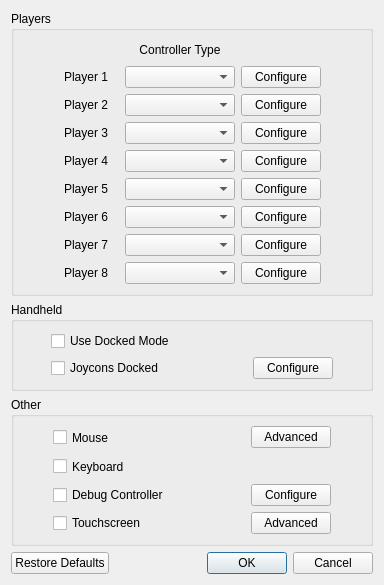
Old version of the form src/yuzu/configuration/configure_input.ui in the repository formylover/yuzu-early-access.
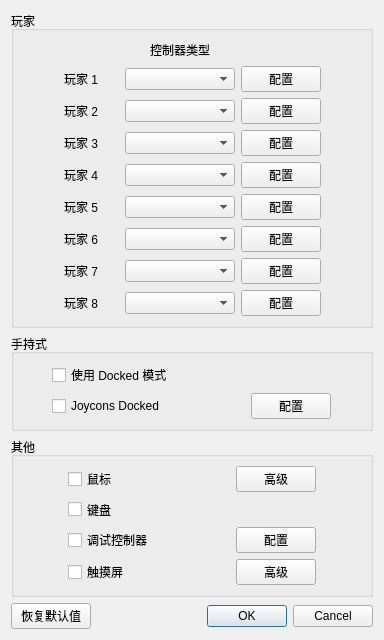
New version of the form.

```diff
--- a/src/yuzu/configuration/configure_input.ui
+++ b/src/yuzu/configuration/configure_input.ui
@@ -19,7 +19,7 @@
      <item>
       <widget class="QGroupBox" name="gridGroupBox_1">
        <property name="title">
-        <string>Players</string>
+        <string>玩家</string>
        </property>
        <layout class="QGridLayout" name="gridLayout">
         <item row="1" column="2">
@@ -35,14 +35,14 @@
         <item row="1" column="3">
          <widget class="QPushButton" name="player1_configure">
           <property name="text">
-           <string>Configure</string>
+           <string>配置</string>
           </property>
          </widget>
         </item>
         <item row="0" column="2">
          <widget class="QLabel" name="label">
           <property name="text">
-           <string>Controller Type</string>
+           <string>控制器类型</string>
           </property>
           <property name="alignment">
            <set>Qt::AlignCenter</set>
@@ -122,49 +122,49 @@
         <item row="2" column="3">
          <widget class="QPushButton" name="player2_configure">
           <property name="text">
-           <string>Configure</string>
+           <string>配置</string>
           </property>
          </widget>
         </item>
         <item row="3" column="3">
          <widget class="QPushButton" name="player3_configure">
           <property name="text">
-           <string>Configure</string>
+           <string>配置</string>
           </property>
          </widget>
         </item>
         <item row="4" column="3">
          <widget class="QPushButton" name="player4_configure">
           <property name="text">
-           <string>Configure</string>
+           <string>配置</string>
           </property>
          </widget>
         </item>
         <item row="5" column="3">
          <widget class="QPushButton" name="player5_configure">
           <property name="text">
-           <string>Configure</string>
+           <string>配置</string>
           </property>
          </widget>
         </item>
         <item row="6" column="3">
          <widget class="QPushButton" name="player6_configure">
           <property name="text">
-           <string>Configure</string>
+           <string>配置</string>
           </property>
          </widget>
         </item>
         <item row="7" column="3">
          <widget class="QPushButton" name="player7_configure">
           <property name="text">
-           <string>Configure</string>
+           <string>配置</string>
           </property>
          </widget>
         </item>
         <item row="8" column="3">
          <widget class="QPushButton" name="player8_configure">
           <property name="text">
-           <string>Configure</string>
+           <string>配置</string>
           </property>
          </widget>
         </item>
@@ -203,56 +203,56 @@
            </size>
           </property>
           <property name="text">
-           <string>Player 1</string>
+           <string>玩家 1</string>
           </property>
          </widget>
         </item>
         <item row="2" column="1">
          <widget class="QLabel" name="label_4">
           <property name="text">
-           <string>Player 2</string>
+           <string>玩家 2</string>
           </property>
          </widget>
         </item>
         <item row="3" column="1">
          <widget class="QLabel" name="label_5">
           <property name="text">
-           <string>Player 3</string>
+           <string>玩家 3</string>
           </property>
          </widget>
         </item>
         <item row="4" column="1">
          <widget class="QLabel" name="label_6">
           <property name="text">
-           <string>Player 4</string>
+           <string>玩家 4</string>
           </property>
          </widget>
         </item>
         <item row="5" column="1">
          <widget class="QLabel" name="label_7">
           <property name="text">
-           <string>Player 5</string>
+           <string>玩家 5</string>
           </property>
          </widget>
         </item>
         <item row="6" column="1">
          <widget class="QLabel" name="label_8">
           <property name="text">
-           <string>Player 6</string>
+           <string>玩家 6</string>
           </property>
          </widget>
         </item>
         <item row="7" column="1">
          <widget class="QLabel" name="label_9">
           <property name="text">
-           <string>Player 7</string>
+           <string>玩家 7</string>
           </property>
          </widget>
         </item>
         <item row="8" column="1">
          <widget class="QLabel" name="label_10">
           <property name="text">
-           <string>Player 8</string>
+           <string>玩家 8</string>
           </property>
          </widget>
         </item>
@@ -262,7 +262,7 @@
      <item>
       <widget class="QGroupBox" name="gridGroupBox_2">
        <property name="title">
-        <string>Handheld</string>
+        <string>手持式</string>
        </property>
        <layout class="QGridLayout" name="gridLayout_2">
         <item row="1" column="2">
@@ -297,7 +297,7 @@
         <item row="1" column="3">
          <widget class="QPushButton" name="handheld_configure">
           <property name="text">
-           <string>Configure</string>
+           <string>配置</string>
           </property>
          </widget>
         </item>
@@ -324,7 +324,7 @@
         <item row="0" column="1">
          <widget class="QCheckBox" name="use_docked_mode">
           <property name="text">
-           <string>Use Docked Mode</string>
+           <string>使用 Docked 模式</string>
           </property>
          </widget>
         </item>
@@ -334,7 +334,7 @@
      <item>
       <widget class="QGroupBox" name="gridGroupBox_3">
        <property name="title">
-        <string>Other</string>
+        <string>其他</string>
        </property>
        <layout class="QGridLayout" name="gridLayout_3">
         <item row="1" column="1">
@@ -346,21 +346,21 @@
            </size>
           </property>
           <property name="text">
-           <string>Keyboard</string>
+           <string>键盘</string>
           </property>
          </widget>
         </item>
         <item row="2" column="1">
          <widget class="QCheckBox" name="debug_enabled">
           <property name="text">
-           <string>Debug Controller</string>
+           <string>调试控制器</string>
           </property>
          </widget>
         </item>
         <item row="3" column="1">
          <widget class="QCheckBox" name="touchscreen_enabled">
           <property name="text">
-           <string>Touchscreen</string>
+           <string>触摸屏</string>
           </property>
          </widget>
         </item>
@@ -373,7 +373,7 @@
            </size>
           </property>
           <property name="text">
-           <string>Mouse</string>
+           <string>鼠标</string>
           </property>
          </widget>
         </item>
@@ -422,21 +422,21 @@
         <item row="3" column="3">
          <widget class="QPushButton" name="touchscreen_advanced">
           <property name="text">
-           <string>Advanced</string>
+           <string>高级</string>
           </property>
          </widget>
         </item>
         <item row="2" column="3">
          <widget class="QPushButton" name="debug_configure">
           <property name="text">
-           <string>Configure</string>
+           <string>配置</string>
           </property>
          </widget>
         </item>
         <item row="0" column="3">
          <widget class="QPushButton" name="mouse_advanced">
           <property name="text">
-           <string>Advanced</string>
+           <string>高级</string>
           </property>
          </widget>
         </item>
@@ -461,7 +461,7 @@
        <item>
         <widget class="QPushButton" name="restore_defaults_button">
          <property name="text">
-          <string>Restore Defaults</string>
+          <string>恢复默认值</string>
          </property>
         </widget>
        </item>
```
Left out of the diff: 2 changed lines with no effect on the pictures.
